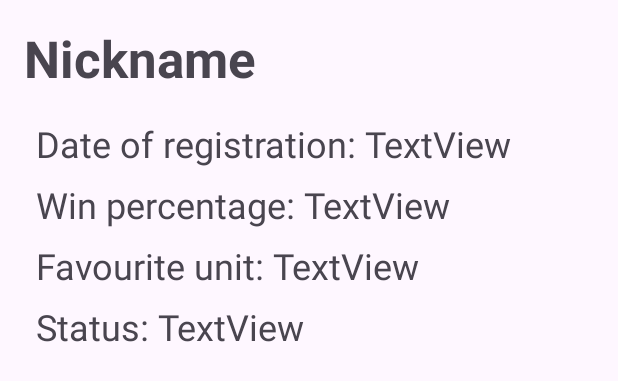
After one commit to naburnm8/AndroidLab, an Android app: the layout profile_activity.xml on its own in the app's theme, with its tools: preview values and no code run, on a phone screen of 412 x 824 dp. The commit adds this screen. Shown: the top 381 px of the screen. Run offline under Robolectric (Android 15) with nearby library versions, the phone set to English and light mode, and no system bars.

Commit message:
added ProfileActivity

```diff
--- /dev/null
+++ b/app/src/main/java/ru/naburnm8/android/labapp/CalculatorActivity.java
@@ -0,0 +1,6 @@
+package ru.naburnm8.android.labapp;
+
+import androidx.appcompat.app.AppCompatActivity;
+
+public class CalculatorActivity extends AppCompatActivity {
+}
--- /dev/null
+++ b/app/src/main/java/ru/naburnm8/android/labapp/CreateNewsActivity.java
@@ -0,0 +1,4 @@
+package ru.naburnm8.android.labapp;
+
+public class CreateNewsActivity {
+}
--- /dev/null
+++ b/app/src/main/java/ru/naburnm8/android/labapp/NewsActivity.java
@@ -0,0 +1,4 @@
+package ru.naburnm8.android.labapp;
+
+public class NewsActivity {
+}
--- /dev/null
+++ b/app/src/main/java/ru/naburnm8/android/labapp/PlayerActivity.java
@@ -0,0 +1,6 @@
+package ru.naburnm8.android.labapp;
+
+import androidx.appcompat.app.AppCompatActivity;
+
+public class PlayerActivity extends AppCompatActivity {
+}
--- /dev/null
+++ b/app/src/main/java/ru/naburnm8/android/labapp/PlayersListActivity.java
@@ -0,0 +1,6 @@
+package ru.naburnm8.android.labapp;
+
+import androidx.appcompat.app.AppCompatActivity;
+
+public class PlayersListActivity extends AppCompatActivity {
+}
--- a/app/src/main/java/ru/naburnm8/android/labapp/data/PlayerData.java
+++ /dev/null
@@ -1,4 +0,0 @@
-package ru.naburnm8.android.labapp.data;
-
-public class PlayerData {
-}
--- /dev/null
+++ b/app/src/main/res/layout/profile_activity.xml
@@ -0,0 +1,104 @@
+<?xml version="1.0" encoding="utf-8"?>
+<androidx.constraintlayout.widget.ConstraintLayout xmlns:android="http://schemas.android.com/apk/res/android"
+                                                   xmlns:app="http://schemas.android.com/apk/res-auto"
+                                                   xmlns:tools="http://schemas.android.com/tools"
+                                                   android:layout_width="match_parent"
+                                                   android:layout_height="match_parent">
+
+    <TextView
+            android:text="Nickname"
+            android:layout_width="wrap_content"
+            android:layout_height="wrap_content"
+            android:id="@+id/nicknameProfile"
+            android:textSize="34sp"
+            android:textStyle="bold"
+            app:layout_constraintTop_toTopOf="parent"
+            app:layout_constraintStart_toStartOf="parent"
+            android:layout_marginTop="16dp"
+            android:layout_marginStart="16dp"
+            android:textAlignment="viewStart"/>
+
+    <TextView
+            android:text="Date of registration: "
+            android:layout_width="wrap_content"
+            android:layout_height="wrap_content"
+            android:id="@+id/textView4"
+            android:textSize="24sp"
+            app:layout_constraintStart_toStartOf="parent"
+            android:layout_marginStart="24dp"
+            android:layout_marginTop="18dp"
+            app:layout_constraintTop_toBottomOf="@+id/nicknameProfile"
+            android:textAlignment="viewStart"/>
+
+    <TextView
+            android:text="Win percentage: "
+            android:layout_width="wrap_content"
+            android:layout_height="wrap_content"
+            android:id="@+id/textView5"
+            android:textSize="24sp"
+            app:layout_constraintTop_toBottomOf="@+id/textView4"
+            android:layout_marginTop="8dp"
+            app:layout_constraintStart_toStartOf="parent"
+            android:layout_marginStart="24dp"
+            android:textAlignment="viewStart"/>
+
+    <TextView
+            android:text="Favourite unit: "
+            android:layout_width="wrap_content"
+            android:layout_height="wrap_content"
+            android:id="@+id/textView6"
+            android:textSize="24sp"
+            android:layout_marginTop="8dp"
+            app:layout_constraintTop_toBottomOf="@+id/textView5"
+            app:layout_constraintStart_toStartOf="parent"
+            android:layout_marginStart="24dp"
+            android:textAlignment="viewStart"/>
+
+    <TextView
+            android:text="Status: "
+            android:layout_width="wrap_content"
+            android:layout_height="wrap_content"
+            android:id="@+id/textView7"
+            android:textSize="24sp"
+            app:layout_constraintTop_toBottomOf="@+id/textView6"
+            android:layout_marginTop="8dp"
+            app:layout_constraintStart_toStartOf="parent"
+            android:layout_marginStart="24dp"
+            android:textAlignment="viewStart"/>
+
+    <TextView
+            android:text="TextView"
+            android:layout_width="166dp"
+            android:layout_height="32dp"
+            android:id="@+id/dateOfRegistration"
+            android:textSize="24sp"
+            app:layout_constraintTop_toTopOf="@+id/textView4"
+            app:layout_constraintStart_toEndOf="@+id/textView4"/>
+
+    <TextView
+            android:text="TextView"
+            android:layout_width="207dp"
+            android:layout_height="31dp"
+            android:id="@+id/winPercentage"
+            android:textSize="24sp"
+            app:layout_constraintStart_toEndOf="@+id/textView5"
+            app:layout_constraintTop_toTopOf="@+id/textView5"/>
+
+    <TextView
+            android:text="TextView"
+            android:layout_width="227dp"
+            android:layout_height="32dp"
+            android:id="@+id/favouriteUnit"
+            android:textSize="24sp"
+            app:layout_constraintStart_toEndOf="@+id/textView6"
+            app:layout_constraintTop_toTopOf="@+id/textView6"/>
+
+    <TextView
+            android:text="TextView"
+            android:layout_width="299dp"
+            android:layout_height="33dp"
+            android:id="@+id/status"
+            android:textSize="24sp"
+            app:layout_constraintStart_toEndOf="@+id/textView7"
+            app:layout_constraintTop_toTopOf="@+id/textView7"/>
+</androidx.constraintlayout.widget.ConstraintLayout>
```
Also changed, not shown: app/src/main/AndroidManifest.xml (+7 -0 lines), app/src/main/java/ru/naburnm8/android/labapp/LoginActivity.java (added, +20 -0 lines), app/src/main/java/ru/naburnm8/android/labapp/ProfileActivity.java (added, +39 -0 lines), app/src/main/java/ru/naburnm8/android/labapp/data/UserData.java (added, +65 -0 lines), app/src/main/res/layout/bauman_menu.xml (+36 -4 lines), app/src/main/res/layout/login_activity.xml (added, +78 -0 lines).
